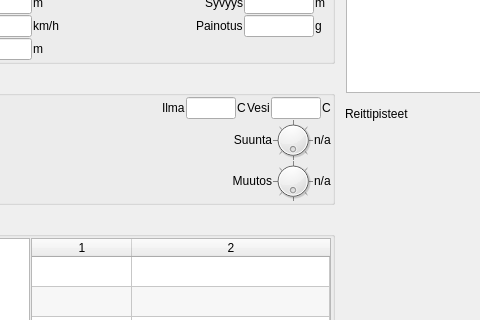
Above: tripform.ui from samuliwritescode/uistelupaivakirja-desktop before the change; both pictures show x 476 to 956 and y 393 to 713 of the 1149 by 958 pixel window. Below: the same form after it.
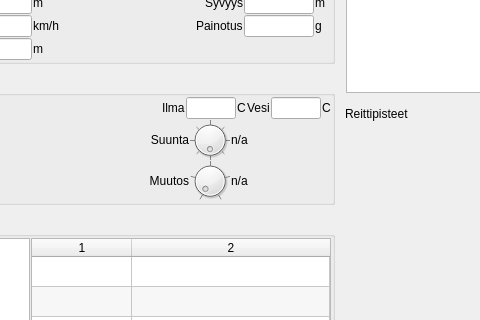
That is the form after the change. Icons and pictures are not drawn.

Patch:
```diff
--- a/tripform.ui
+++ b/tripform.ui
@@ -1091,8 +1091,11 @@
                 <height>40</height>
                </size>
               </property>
+              <property name="minimum">
+               <number>1</number>
+              </property>
               <property name="maximum">
-               <number>8</number>
+               <number>9</number>
               </property>
               <property name="pageStep">
                <number>2</number>
@@ -1100,6 +1103,9 @@
               <property name="wrapping">
                <bool>true</bool>
               </property>
+              <property name="notchTarget">
+               <double>4.700000000000000</double>
+              </property>
               <property name="notchesVisible">
                <bool>true</bool>
               </property>
@@ -1107,9 +1113,24 @@
             </item>
             <item>
              <widget class="QLabel" name="wind_direction_label">
+              <property name="minimumSize">
+               <size>
+                <width>100</width>
+                <height>0</height>
+               </size>
+              </property>
+              <property name="maximumSize">
+               <size>
+                <width>100</width>
+                <height>16777215</height>
+               </size>
+              </property>
               <property name="text">
                <string>n/a</string>
               </property>
+              <property name="wordWrap">
+               <bool>true</bool>
+              </property>
              </widget>
             </item>
            </layout>
@@ -1147,6 +1168,9 @@
                 <height>40</height>
                </size>
               </property>
+              <property name="minimum">
+               <number>0</number>
+              </property>
               <property name="maximum">
                <number>8</number>
               </property>
@@ -1154,7 +1178,7 @@
                <number>2</number>
               </property>
               <property name="wrapping">
-               <bool>true</bool>
+               <bool>false</bool>
               </property>
               <property name="notchTarget">
                <double>9.699999999999999</double>
@@ -1166,9 +1190,24 @@
             </item>
             <item>
              <widget class="QLabel" name="pressure_change_label">
+              <property name="minimumSize">
+               <size>
+                <width>100</width>
+                <height>0</height>
+               </size>
+              </property>
+              <property name="maximumSize">
+               <size>
+                <width>100</width>
+                <height>16777215</height>
+               </size>
+              </property>
               <property name="text">
                <string>n/a</string>
               </property>
+              <property name="wordWrap">
+               <bool>true</bool>
+              </property>
              </widget>
             </item>
            </layout>
```
